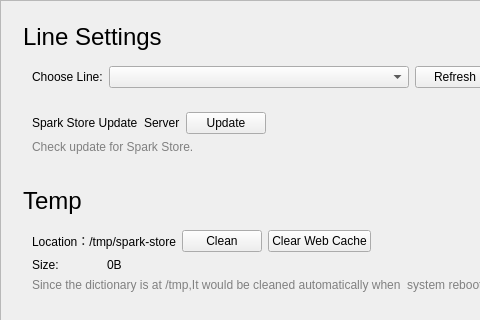
Qt form src/pages/settingspage.ui (spark-store-project/spark-store) before a commit; both pictures show x 0 to 480 and y 0 to 320 of the 690 by 548 pixel window.
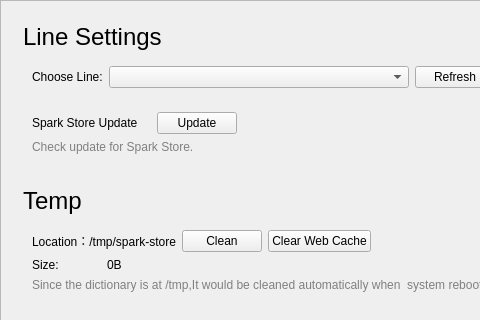
The same form after that commit.

Commit message: 更新文案

```diff
--- a/src/pages/settingspage.ui
+++ b/src/pages/settingspage.ui
@@ -206,7 +206,7 @@
                 <item row="0" column="1">
                  <widget class="QLabel" name="label_aptserver">
                   <property name="text">
-                   <string>Server</string>
+                   <string/>
                   </property>
                  </widget>
                 </item>
```
Left out of the diff: 54 changed lines with no effect on the pictures. The commit also changes 1 other file.
